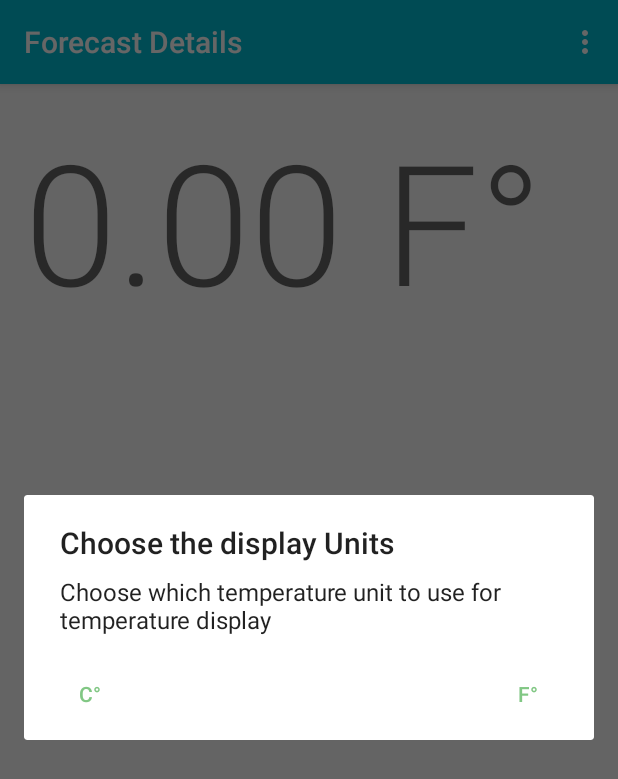
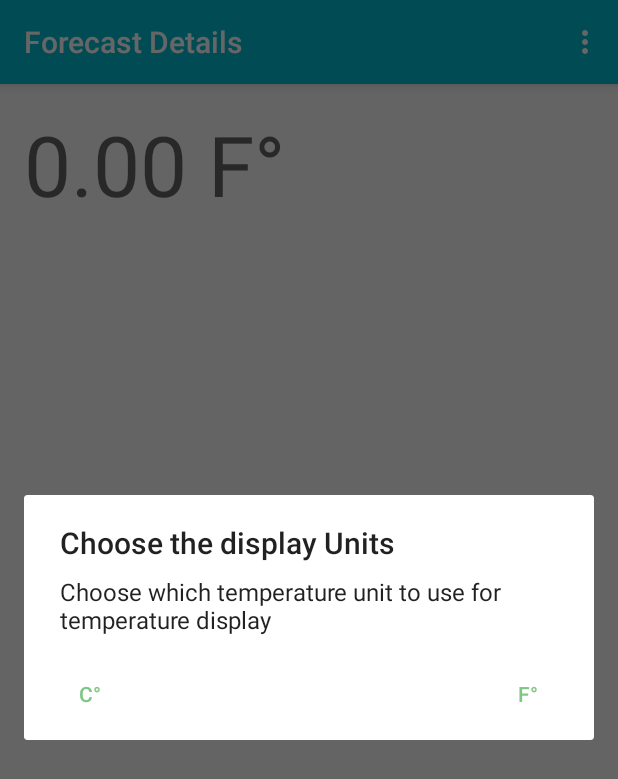
Before and after one commit to AJAkil/AD340, an Android app: the ForecastDetailsActivity screen opened directly, with no data from a screen before it, in the options menu, after a tap on "Display Units", on a phone screen of 412 x 824 dp. Shown: the top 779 px of the screen. Run offline under Robolectric (Android 15) with nearby library versions, the phone set to English and light mode, and no system bars.

Commit message:
Formatted the new view. And added the menu to the main activity. Refactored the code so that the dialog method is a part of utlity class

```diff
--- a/app/src/main/java/com/akil/ad340/ForecastUtils.kt
+++ b/app/src/main/java/com/akil/ad340/ForecastUtils.kt
@@ -1,4 +1,8 @@
 package com.akil.ad340
+
+import android.content.Context
+import android.widget.Toast
+import androidx.appcompat.app.AlertDialog
 
 fun formatTempForDisplay(temp: Float, tempDisplaySetting: TempDisplaySetting): String {
     return when(tempDisplaySetting){
@@ -9,3 +13,24 @@ fun formatTempForDisplay(temp: Float, tempDisplaySetting: TempDisplaySetting): S
         }
     }
 }
+
+// This method shows up the dialog and saves the option in a shared preference of the manager
+// class
+fun showTempDisplaySettingDialog(context: Context, tempDisplaySettingManager: TempDisplaySettingManager){
+    // We use an alert dialog builder to build the dialog without knowing much details
+    val dialogBuilder = AlertDialog.Builder(context)
+        .setTitle("Choose the display Units")
+        .setMessage("Choose which temperature unit to use for temperature display")
+        .setPositiveButton("F°"){ _, _  ->
+            tempDisplaySettingManager.updateSetting(TempDisplaySetting.Fahrenheit)
+        }
+        .setNeutralButton("C°"){ _, _ ->
+            tempDisplaySettingManager.updateSetting(TempDisplaySetting.Celsius)
+        }
+        .setOnDismissListener(){
+            Toast.makeText(context, "Settings will take place on app restart", Toast.LENGTH_SHORT).show()
+        }
+
+    // To actually build and show the dialog to the screen
+    dialogBuilder.show()
+}
--- a/app/src/main/java/com/akil/ad340/details/ForecastDetailsActivity.kt
+++ b/app/src/main/java/com/akil/ad340/details/ForecastDetailsActivity.kt
@@ -9,10 +9,7 @@ import android.view.MenuItem
 import android.widget.TextView
 import android.widget.Toast
 import androidx.appcompat.app.AlertDialog
-import com.akil.ad340.R
-import com.akil.ad340.TempDisplaySetting
-import com.akil.ad340.TempDisplaySettingManager
-import com.akil.ad340.formatTempForDisplay
+import com.akil.ad340.*
 
 class ForecastDetailsActivity : AppCompatActivity() {
 
@@ -54,36 +51,17 @@ class ForecastDetailsActivity : AppCompatActivity() {
         return true
     }
 
+    // Function to handle click on the options
     override fun onOptionsItemSelected(item: MenuItem): Boolean {
         // Handle the item selection
         return when(item.itemId){
             R.id.TempDisplaySetting -> {
              // Do something if the id of the item clicked is TempDisplaySetting
-                showTempDisplaySettingDialog()
+                showTempDisplaySettingDialog(this, tempDisplaySettingManager)
                 return true
             }
             else -> super.onOptionsItemSelected(item)
         }
     }
 
-    // This method shows up the dialog and saves the option in a shared preference of the manager
-    // class
-    private fun showTempDisplaySettingDialog(){
-        // We use an alert dialog builder to build the dialog without knowing much details
-        val dialogBuilder = AlertDialog.Builder(this)
-            .setTitle("Choose the display Units")
-            .setMessage("Choose which temperature unit to use for temperature display")
-            .setPositiveButton("F°"){ _, _  ->
-                tempDisplaySettingManager.updateSetting(TempDisplaySetting.Fahrenheit)
-            }
-            .setNeutralButton("C°"){ _, _ ->
-                tempDisplaySettingManager.updateSetting(TempDisplaySetting.Celsius)
-            }
-            .setOnDismissListener(){
-                Toast.makeText(this, "Settings will take place on app restart", Toast.LENGTH_SHORT).show()
-            }
-
-        // To actually build and show the dialog to the screen
-        dialogBuilder.show()
-    }
 }
--- a/app/src/main/res/layout/activity_forecast_details.xml
+++ b/app/src/main/res/layout/activity_forecast_details.xml
@@ -12,9 +12,8 @@
       android:layout_width="wrap_content"
       android:layout_height="wrap_content"
       android:layout_margin="16dp"
-      android:ellipsize="end"
       android:maxLines="1"
-      android:textAppearance="@style/TextAppearance.AppCompat.Display4"
+      android:textAppearance="@style/TextAppearance.AppCompat.Display3"
       app:layout_constraintEnd_toEndOf="parent"
       app:layout_constraintHorizontal_bias="0.0"
       app:layout_constraintStart_toStartOf="parent"
```
Also changed, not shown: app/src/main/java/com/akil/ad340/MainActivity.kt (+28 -0 lines).
